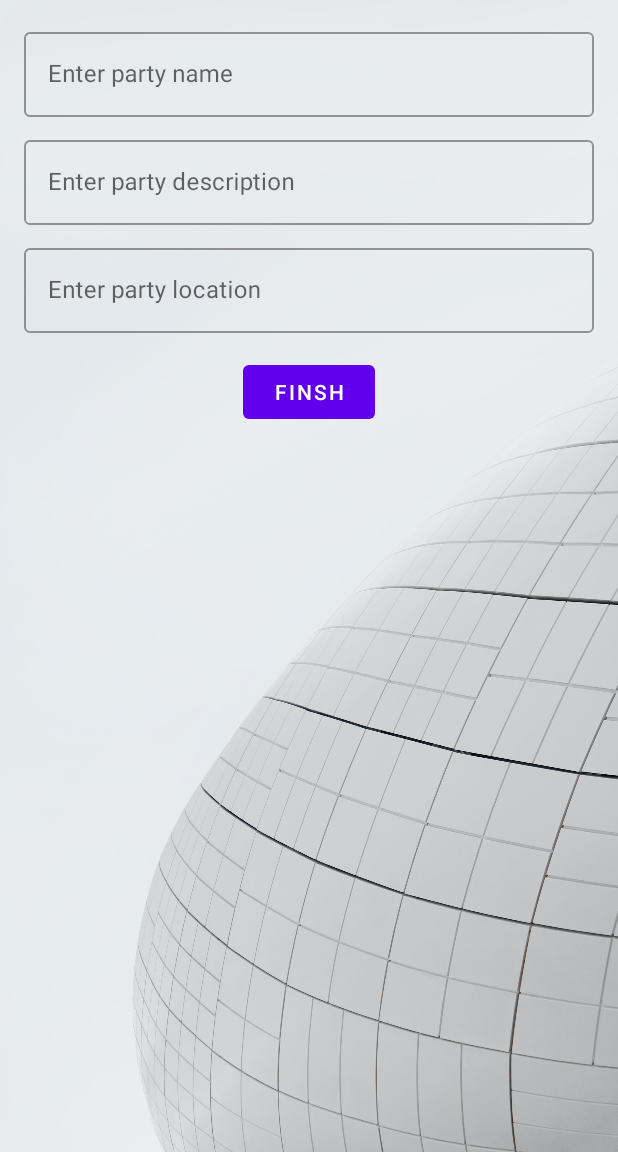
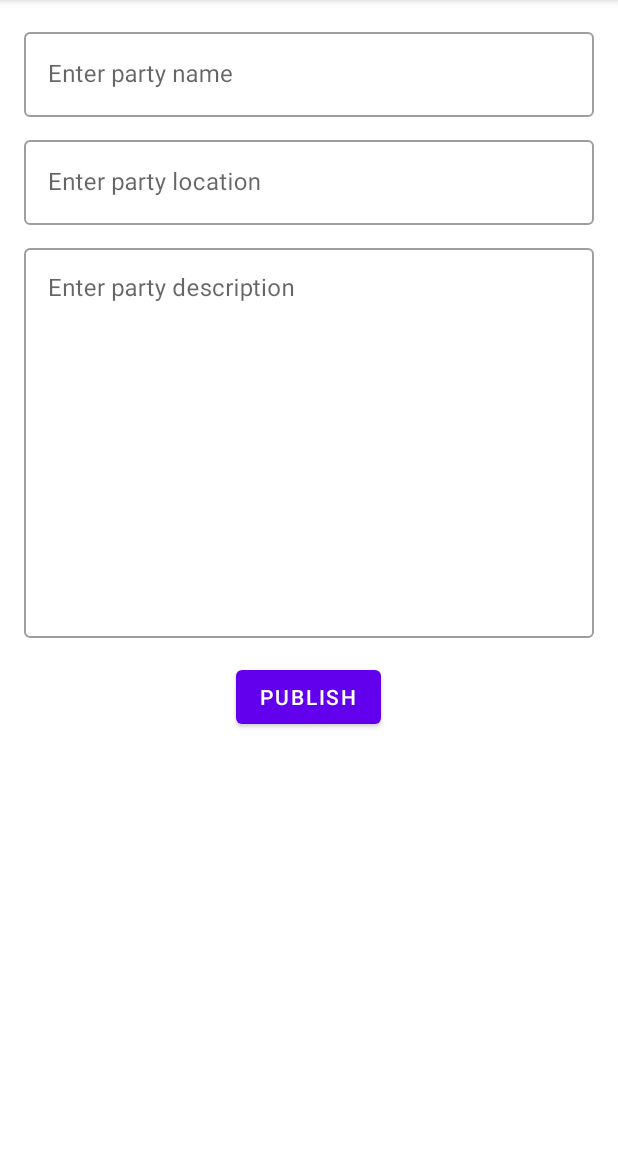
Before and after one commit to danielgeo96/Xparty, an Android app: the AddPartyFragment screen opened through its navigation route, on a phone screen of 412 x 824 dp, the part 84-1236 px from its top. Run offline under Robolectric (Android 15) with nearby library versions, the phone set to English and light mode, and no system bars; our stand-ins replace Firebase (no records; nobody signed in at launch, a user with empty details on screens opened directly).

Commit message:
Fix Register and login add support to add party and start party repository

```diff
--- a/app/build.gradle
+++ b/app/build.gradle
@@ -51,6 +51,8 @@ dependencies {
     testImplementation 'junit:junit:4.13.2'
     androidTestImplementation 'androidx.test.ext:junit:1.1.4'
     androidTestImplementation 'androidx.test.espresso:espresso-core:3.5.0'
+
+    //map
     implementation 'org.osmdroid:osmdroid-android:6.1.14'
     implementation 'org.osmdroid:osmdroid-wms:6.1.14'
     implementation 'org.osmdroid:osmdroid-mapsforge:6.1.14'
--- a/app/src/main/java/com/example/xparty/data/Party.kt
+++ b/app/src/main/java/com/example/xparty/data/Party.kt
@@ -10,7 +10,9 @@ data class Party(
     @ColumnInfo(name = "description")
     val partyDescription:String,
     @ColumnInfo(name = "Location")
-    val partyLocation:String
+    val partyLocation:String,
+    @ColumnInfo(name = "userId")
+    val userId: String?
 ){
     @PrimaryKey(autoGenerate = true)
     var id:Int=0
--- a/app/src/main/java/com/example/xparty/data/Repository/MainRepository.kt
+++ b/app/src/main/java/com/example/xparty/data/repository/MainRepository.kt
@@ -1,4 +1,4 @@
-package com.example.xparty.data.Repository
+package com.example.xparty.data.repository
 import android.app.Application
 import com.example.xparty.data.Party
 import com.example.xparty.data.User
--- a/app/src/main/java/com/example/xparty/ui/MainActivity.kt
+++ b/app/src/main/java/com/example/xparty/ui/MainActivity.kt
@@ -6,20 +6,20 @@ import android.content.SharedPreferences
 import androidx.appcompat.app.AppCompatActivity
 import android.os.Bundle
 import android.view.Menu
+import android.view.View
+import android.view.View.GONE
+import android.widget.ImageView
+import android.widget.TextView
 import android.widget.Toast
 import androidx.appcompat.app.ActionBarDrawerToggle
 import androidx.drawerlayout.widget.DrawerLayout
 import androidx.fragment.app.Fragment
-import androidx.navigation.fragment.NavHostFragment
+import androidx.navigation.NavController
+import androidx.navigation.Navigation
 import com.example.xparty.R
 import com.example.xparty.ui.user.LoginFragment
 import com.example.xparty.ui.user.RegisterFragment
-import com.example.xparty.ui.main_character.PartySearchFragment
-import com.example.xparty.ui.party_character.AddPartyFragment
 import com.google.android.material.navigation.NavigationView
-import com.google.firebase.auth.FirebaseAuth
-import com.google.firebase.auth.ktx.auth
-import com.google.firebase.ktx.Firebase
 
 class MainActivity : AppCompatActivity() {
 
@@ -27,6 +27,7 @@ class MainActivity : AppCompatActivity() {
     private lateinit var actionBarDrawerToggle: ActionBarDrawerToggle
     private lateinit var navigationView: NavigationView
     private var isOpen: Boolean = false
+    lateinit var sharedPreferences: SharedPreferences
 
 
     @SuppressLint("MissingInflatedId")
@@ -34,7 +35,7 @@ class MainActivity : AppCompatActivity() {
         super.onCreate(savedInstanceState)
         setContentView(R.layout.activity_main)
 
-        val sharedPreference = this.getSharedPreferences("pref", Context.MODE_PRIVATE)
+        sharedPreferences = this.getSharedPreferences("pref", Context.MODE_PRIVATE)
 
         // Call findViewById on the DrawerLayout
         drawerLayout = findViewById(R.id.drawer_layout)
@@ -57,10 +58,13 @@ class MainActivity : AppCompatActivity() {
         navigationView.setNavigationItemSelectedListener {
 
             it.isChecked = true
+            val navController:NavController = Navigation.findNavController(this,R.id.nav_host_fragment)
 
             when (it.itemId) {
                 R.id.party_search_btn -> {
-                    replaceFragment(PartySearchFragment(), it.title.toString())
+                    navController.popBackStack()
+                    navController.navigate(R.id.SearchFragment)
+                    replaceFragment(it.title.toString())
                     true
                 }
                 R.id.events_user_history_btn -> {
@@ -72,7 +76,9 @@ class MainActivity : AppCompatActivity() {
                     true
                 }
                 R.id.add_event_btn -> {
-                    replaceFragment(AddPartyFragment(), it.title.toString())
+                    navController.popBackStack()
+                    navController.navigate(R.id.addPartyFragment)
+                    replaceFragment(it.title.toString())
                     true
                 }
                 R.id.events_producer_history_btn -> {
@@ -80,19 +86,21 @@ class MainActivity : AppCompatActivity() {
                     true
                 }
                 R.id.login_btn -> {
-                    replaceFragment(LoginFragment(), it.title.toString())
+                    navController.popBackStack()
+                    navController.navigate(R.id.LoginFragment)
+                    replaceFragment(it.title.toString())
                     true
                 }
                 R.id.register_btn -> {
-                    replaceFragment(RegisterFragment(), it.title.toString())
+                    navController.popBackStack()
+                    navController.navigate(R.id.RegisterFragment)
+                    replaceFragment(it.title.toString())
                     true
                 }
                 R.id.logout_btn -> {
-                    val editor = sharedPreference.edit()
-                    editor.putBoolean("isLogin", false)
-                    editor.apply()
-                    handleConnectionState(isLogin = false, type = false)
-
+                    val editor = sharedPreferences.edit()
+                    editor.putBoolean("isLogin", false).apply()
+                    handleConnectionState()
                     true
                 }
                 else -> {
@@ -101,10 +109,7 @@ class MainActivity : AppCompatActivity() {
             }
         }
 
-        handleConnectionState(
-            sharedPreference.getBoolean("isLogin", false) as Boolean,
-            sharedPreference.getBoolean("type", false) as Boolean
-        )
+        handleConnectionState()
 
     }
 
@@ -128,33 +133,33 @@ class MainActivity : AppCompatActivity() {
                 menu.setGroupVisible(R.id.producer_main, false)
                 menu.setGroupVisible(R.id.guest, false)
                 menu.setGroupVisible(R.id.member, true)
-
+                return
             }
             2 -> {
                 menu.setGroupVisible(R.id.member_main, true)
                 menu.setGroupVisible(R.id.producer_main, true)
                 menu.setGroupVisible(R.id.guest, false)
                 menu.setGroupVisible(R.id.member, true)
+                return
             }
             else -> {
                 menu.setGroupVisible(R.id.member_main, false)
                 menu.setGroupVisible(R.id.producer_main, false)
                 menu.setGroupVisible(R.id.guest, true)
                 menu.setGroupVisible(R.id.member, false)
-
+                return
             }
         }
     }
 
-    fun replaceFragment(fragment: Fragment, title: String) {
+    fun replaceFragment(title: String) {
         isOpen = false
-        val fragmentManager = supportFragmentManager
-        val fragmentTransaction = fragmentManager.beginTransaction()
-        fragmentTransaction.replace(R.id.nav_host_fragment, fragment)
-        fragmentTransaction.commit()
+
         drawerLayout.closeDrawers()
         setTitle(title)
         val menu: Menu = navigationView.menu
+        handleConnectionState()
+
         when (title) {
             getString(R.string.MainPage) -> {
                 menu.getItem(0).isChecked = true
@@ -183,9 +188,11 @@ class MainActivity : AppCompatActivity() {
         }
     }
 
-    fun handleConnectionState(isLogin: Boolean, type: Boolean) {
+    fun handleConnectionState() {
+        var isLogin: Boolean = sharedPreferences.getBoolean("isLogin", false)
+        var isProducer: Boolean = sharedPreferences.getBoolean("userType" , false)
         if (isLogin) {
-            if (type) {
+            if (isProducer) {
                 setDrawerMenuItems(2)
             } else {
                 setDrawerMenuItems(1)
@@ -193,6 +200,26 @@ class MainActivity : AppCompatActivity() {
         } else {
             setDrawerMenuItems(0)
         }
+        setNavHeaderView()
     }
 
+    private fun setNavHeaderView(){
+        var view: View = navigationView.getHeaderView(0)
+        var fullName : TextView = view.findViewById(R.id.full_name_header)
+        var email: TextView = view.findViewById(R.id.email_header)
+        var img : ImageView = view.findViewById(R.id.header_image_view)
+
+        if(sharedPreferences.getBoolean("isLogin", false)){
+            fullName.text = sharedPreferences.getString("fullName", null)
+            email.text = sharedPreferences.getString("email",null)
+            //TODO: ADD IMG SUPPORT
+        }else{
+            fullName.text = getString(R.string.Guest)
+            email.text = getString(R.string.header_second_text)
+            img.visibility = GONE
+        }
+    }
+
+
+
 }
--- a/app/src/main/res/layout/activity_main.xml
+++ b/app/src/main/res/layout/activity_main.xml
@@ -5,7 +5,6 @@
     android:id="@+id/drawer_layout"
     android:layout_width="match_parent"
     android:layout_height="match_parent"
-    android:background="@drawable/background"
     tools:context=".ui.MainActivity">
 
     <androidx.constraintlayout.widget.ConstraintLayout
--- a/app/src/main/res/layout/add_party_layout.xml
+++ b/app/src/main/res/layout/add_party_layout.xml
@@ -1,49 +1,59 @@
 <?xml version="1.0" encoding="utf-8"?>
 <LinearLayout xmlns:android="http://schemas.android.com/apk/res/android"
+    xmlns:tools="http://schemas.android.com/tools"
     android:layout_width="match_parent"
     android:layout_height="match_parent"
-    xmlns:tools="http://schemas.android.com/tools"
     android:orientation="vertical"
     android:padding="16dp"
     tools:context=".ui.party_character.AddPartyFragment">
+
     <com.google.android.material.textfield.TextInputLayout
+        style="@style/Widget.MaterialComponents.TextInputLayout.OutlinedBox"
+        android:layout_width="match_parent"
+        android:layout_height="wrap_content">
+
+        <com.google.android.material.textfield.TextInputEditText
+            android:id="@+id/party_name_input"
+            android:layout_width="match_parent"
+            android:layout_height="wrap_content"
+            android:hint="@string/enter_party_name" />
+    </com.google.android.material.textfield.TextInputLayout>
+
+    <com.google.android.material.textfield.TextInputLayout
+        style="@style/Widget.MaterialComponents.TextInputLayout.OutlinedBox"
         android:layout_width="match_parent"
         android:layout_height="wrap_content"
-        style="@style/Widget.MaterialComponents.TextInputLayout.OutlinedBox">
+        android:layout_marginTop="10dp">
+
         <com.google.android.material.textfield.TextInputEditText
+            android:id="@+id/party_location_input"
             android:layout_width="match_parent"
             android:layout_height="wrap_content"
-            android:hint="Enter party name"
-            android:id="@+id/party_name_input" />
+            android:hint="@string/enter_party_location" />
     </com.google.android.material.textfield.TextInputLayout>
+
     <com.google.android.material.textfield.TextInputLayout
+        style="@style/Widget.MaterialComponents.TextInputLayout.OutlinedBox"
         android:layout_width="match_parent"
         android:layout_height="wrap_content"
-        android:layout_marginTop="10dp"
-        style="@style/Widget.MaterialComponents.TextInputLayout.OutlinedBox">
+        android:layout_marginTop="10dp">
+
         <com.google.android.material.textfield.TextInputEditText
+            android:id="@+id/party_description_input"
             android:layout_width="match_parent"
-            android:layout_height="wrap_content"
-            android:hint="Enter party description"
-            android:id="@+id/party_description_input" />
+            android:layout_height="260dp"
+            android:hint="@string/enter_party_description"
+            android:gravity="top"
+            android:ems="10"
+            android:inputType="textMultiLine"/>
     </com.google.android.material.textfield.TextInputLayout>
-    <com.google.android.material.textfield.TextInputLayout
-        android:layout_width="match_parent"
-        android:layout_height="wrap_content"
-        android:layout_marginTop="10dp"
-        style="@style/Widget.MaterialComponents.TextInputLayout.OutlinedBox">
-        <com.google.android.material.textfield.TextInputEditText
-            android:layout_width="match_parent"
-            android:layout_height="wrap_content"
-            android:hint="Enter party location"
-            android:id="@+id/party_location_input" />
-    </com.google.android.material.textfield.TextInputLayout>
+
     <Button
+        android:id="@+id/publish_btn"
         android:layout_width="wrap_content"
         android:layout_height="wrap_content"
-        android:text="Finsh"
-        android:id="@+id/finsh_btn"
         android:layout_gravity="center"
-        android:layout_marginTop="15dp" />
+        android:layout_marginTop="15dp"
+        android:text="@string/publish" />
 
 </LinearLayout>
--- a/app/src/main/res/layout/nav_header.xml
+++ b/app/src/main/res/layout/nav_header.xml
@@ -18,7 +18,7 @@
         app:layout_constraintTop_toTopOf="parent">
 
         <ImageView
-            android:id="@+id/imageView3"
+            android:id="@+id/header_image_view"
             android:layout_width="80dp"
             android:layout_height="80dp"
             tools:srcCompat="@tools:sample/avatars" />
--- a/app/src/main/res/navigation/main_nev.xml
+++ b/app/src/main/res/navigation/main_nev.xml
@@ -3,19 +3,13 @@
     xmlns:app="http://schemas.android.com/apk/res-auto"
     xmlns:tools="http://schemas.android.com/tools"
     android:id="@+id/main_nev"
-    app:startDestination="@id/mainFragmentStart">
+    app:startDestination="@id/SearchFragment">
 
     <fragment
-        android:id="@+id/mainFragmentStart"
+        android:id="@+id/SearchFragment"
         android:name="com.example.xparty.ui.main_character.PartySearchFragment"
         android:label="main_fragement_layout"
         tools:layout="@layout/fragement_party_search" >
-        <action
-            android:id="@+id/action_mainFragmentStart_to_addUserFragment"
-            app:destination="@id/addUserFragment" />
-        <action
-            android:id="@+id/action_mainFragmentStart_to_addPartyFragment"
-            app:destination="@id/addPartyFragment" />
         <action
             android:id="@+id/action_mainFragmentStart_to_mapFragment"
             app:destination="@id/mapFragment" />
@@ -24,22 +18,19 @@
         android:id="@+id/addPartyFragment"
         android:name="com.example.xparty.ui.party_character.AddPartyFragment"
         android:label="add_party_layout"
-        tools:layout="@layout/add_party_layout" >
-        <action
-            android:id="@+id/action_addPartyFragment_to_mainFragmentStart"
-            app:destination="@id/mainFragmentStart" />
-    </fragment>
+        tools:layout="@layout/add_party_layout" />
     <fragment
-        android:id="@+id/addUserFragment"
+        android:id="@+id/RegisterFragment"
         android:name="com.example.xparty.ui.user.RegisterFragment"
         android:label="add_user_layout"
-        tools:layout="@layout/fragment_register" >
-        <action
-            android:id="@+id/action_addUserFragment_to_mainFragmentStart"
-            app:destination="@id/mainFragmentStart" />
-    </fragment>
+        tools:layout="@layout/fragment_register" />
     <fragment
         android:id="@+id/mapFragment"
         android:name="com.example.xparty.ui.main_character.MapFragment"
         android:label="MapFragment" />
+    <fragment
+        android:id="@+id/LoginFragment"
+        android:name="com.example.xparty.ui.user.LoginFragment"
+        android:label="fragment_login"
+        tools:layout="@layout/fragment_login" />
 </navigation>
--- a/app/src/main/res/values/strings.xml
+++ b/app/src/main/res/values/strings.xml
@@ -12,4 +12,10 @@
     <string name="login">Login</string>
     <string name="register">Register</string>
     <string name="logout">Logout</string>
+    <string name="Guest">Guest</string>
+    <string name="header_second_text">Click login / register</string>
+    <string name="enter_party_name">Enter party name</string>
+    <string name="enter_party_description">Enter party description</string>
+    <string name="enter_party_location">Enter party location</string>
+    <string name="publish">Publish</string>
 </resources>
--- a/gradle.properties
+++ b/gradle.properties
@@ -13,6 +13,6 @@
 #Tue Dec 13 19:00:16 IST 2022
 android.nonTransitiveRClass=true
 kotlin.code.style=official
-org.gradle.jvmargs=-Xmx2048m -Dfile.encoding\=UTF-8
+org.gradle.jvmargs=-Xmx4016m -Dfile.encoding\=UTF-8
 android.useAndroidX=true
 android.enableJetifier=true
```
Also changed, not shown: app/src/main/java/com/example/xparty/ui/party_character/AddPartyFragment.kt (+86 -4 lines), app/src/main/java/com/example/xparty/ui/user/LoginFragment.kt (+31 -37 lines), app/src/main/java/com/example/xparty/ui/user/RegisterFragment.kt (+15 -15 lines), app/src/main/res/layout/fragment_map.xml (+26 -4 lines).
